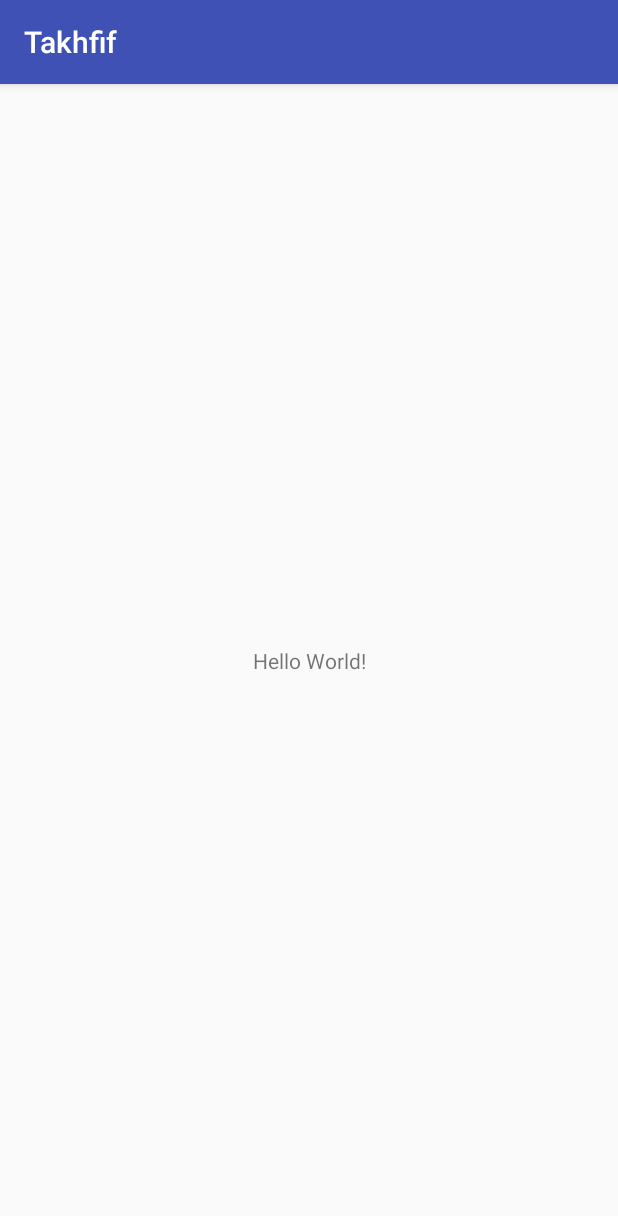
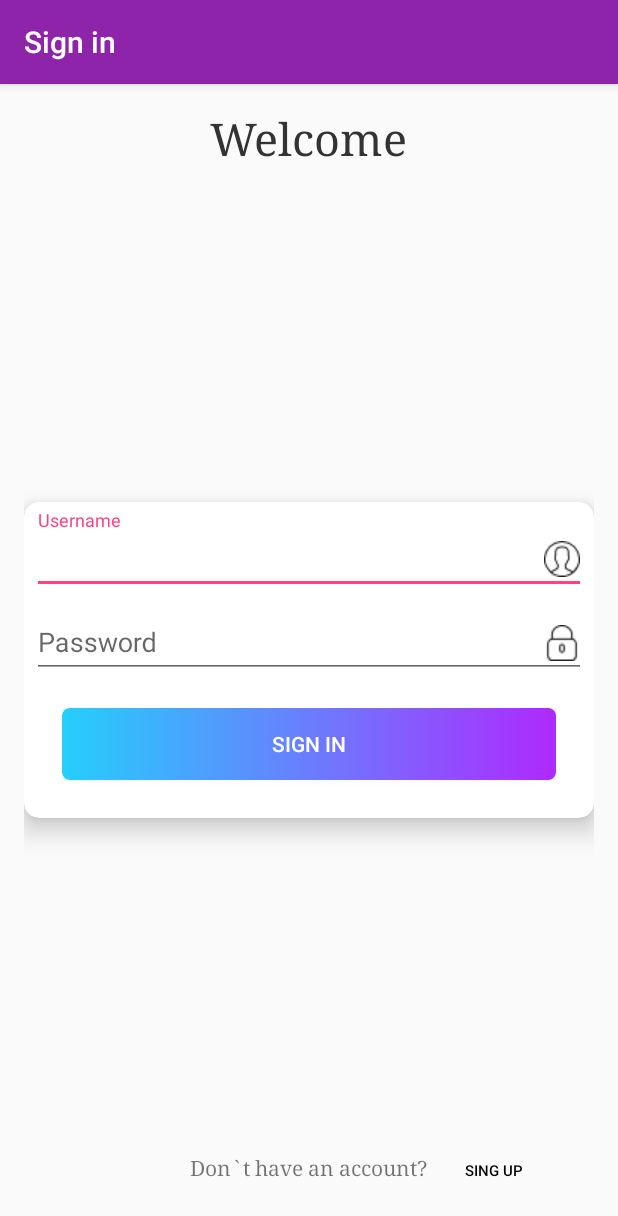
Before and after one commit to mohammad4883/Takhfif, an Android app: the screen it shows after launch (MainActivity before the commit, SignInActivity after it), on a phone screen of 412 x 824 dp. Shown: the top 1216 px of the screen. Run offline under Robolectric (Android 15) with nearby library versions, the phone set to English and light mode, and no system bars.

Commit message:
sign_in sign_up end

```diff
--- a/app/build.gradle
+++ b/app/build.gradle
@@ -19,10 +19,12 @@ android {
 }
 
 dependencies {
-    implementation fileTree(dir: 'libs', include: ['*.jar'])
+    implementation fileTree(include: ['*.jar'], dir: 'libs')
     implementation 'com.android.support:appcompat-v7:26.1.0'
     implementation 'com.android.support.constraint:constraint-layout:1.0.2'
     testImplementation 'junit:junit:4.12'
     androidTestImplementation 'com.android.support.test:runner:1.0.1'
     androidTestImplementation 'com.android.support.test.espresso:espresso-core:3.0.1'
+    implementation 'com.android.support:cardview-v7:27.0.2'
+    implementation 'com.android.support:design:27.0.2'
 }
--- a/app/src/main/AndroidManifest.xml
+++ b/app/src/main/AndroidManifest.xml
@@ -9,13 +9,15 @@
         android:roundIcon="@mipmap/ic_launcher_round"
         android:supportsRtl="true"
         android:theme="@style/AppTheme">
-        <activity android:name=".MainActivity">
+        <activity android:name=".SignInActivity">
             <intent-filter>
                 <action android:name="android.intent.action.MAIN" />
 
                 <category android:name="android.intent.category.LAUNCHER" />
             </intent-filter>
         </activity>
+        <activity android:name=".MainActivity" />
+        <activity android:name=".SignupActivity"></activity>
     </application>
 
 </manifest>
--- /dev/null
+++ b/app/src/main/java/com/maraton/mohammadmehdi/takhfif/SignInActivity.java
@@ -0,0 +1,52 @@
+package com.maraton.mohammadmehdi.takhfif;
+
+import android.content.Intent;
+import android.support.v7.app.AppCompatActivity;
+import android.os.Bundle;
+import android.view.View;
+import android.widget.Button;
+import android.widget.Toast;
+
+public class SignInActivity extends AppCompatActivity {
+
+    Button btn_signIn;
+    Button btn_signUp;
+    @Override
+    protected void onCreate(Bundle savedInstanceState) {
+        super.onCreate(savedInstanceState);
+        setContentView(R.layout.activity_signin);
+
+        setTitle("Sign in");
+
+        btn_signUp=findViewById(R.id.btn_signup);
+        btn_signIn=findViewById(R.id.btn_login);
+
+        try
+        {
+            btn_signUp.setOnClickListener(new View.OnClickListener() {
+            @Override
+            public void onClick(View v) {
+                Intent i=new Intent(getApplicationContext(),SignupActivity.class);
+                startActivity(i);
+            }
+        });
+            btn_signIn.setOnClickListener(new View.OnClickListener() {
+                @Override
+                public void onClick(View v) {
+                    Intent i=new Intent(getApplicationContext(),MainActivity.class);
+                    startActivity(i);
+                }
+            });
+        }
+        catch (Exception e)
+        {
+            Toast.makeText(getApplicationContext(),e.getMessage().toString(),Toast.LENGTH_LONG).show();
+        }
+
+
+
+
+
+
+    }
+}
--- /dev/null
+++ b/app/src/main/res/drawable/btn_background.xml
@@ -0,0 +1,14 @@
+<?xml version="1.0" encoding="utf-8"?>
+<shape
+
+    xmlns:android="http://schemas.android.com/apk/res/android">
+
+
+
+    <corners android:radius="5dp"/>
+    <gradient android:startColor="#25cffc"
+        android:centerColor="#6a7dfd"
+        android:endColor="#af29fe"
+        />
+
+</shape>
--- /dev/null
+++ b/app/src/main/res/drawable/login_background.xml
@@ -0,0 +1,7 @@
+<?xml version="1.0" encoding="utf-8"?>
+<shape
+
+    xmlns:android="http://schemas.android.com/apk/res/android">
+
+
+</shape>
--- a/app/src/main/res/layout/activity_main.xml
+++ b/app/src/main/res/layout/activity_main.xml
@@ -6,13 +6,15 @@
     android:layout_height="match_parent"
     tools:context="com.maraton.mohammadmehdi.takhfif.MainActivity">
 
-    <TextView
-        android:layout_width="wrap_content"
+    <android.support.design.widget.BottomNavigationView
+        android:id="@+id/navigation"
+        android:layout_width="0dp"
         android:layout_height="wrap_content"
-        android:text="Hello World!"
+        android:layout_marginEnd="0dp"
+        android:layout_marginStart="0dp"
+        android:background="?android:attr/windowBackground"
         app:layout_constraintBottom_toBottomOf="parent"
         app:layout_constraintLeft_toLeftOf="parent"
         app:layout_constraintRight_toRightOf="parent"
-        app:layout_constraintTop_toTopOf="parent" />
-
+        app:menu="@menu/navigation" />
 </android.support.constraint.ConstraintLayout>
--- /dev/null
+++ b/app/src/main/res/layout/activity_signin.xml
@@ -0,0 +1,99 @@
+<?xml version="1.0" encoding="utf-8"?>
+<RelativeLayout xmlns:android="http://schemas.android.com/apk/res/android"
+    xmlns:app="http://schemas.android.com/apk/res-auto"
+    xmlns:tools="http://schemas.android.com/tools"
+    android:layout_width="match_parent"
+    android:layout_height="match_parent"
+    android:background="@drawable/login_background"
+    android:padding="16dp"
+    tools:context="com.maraton.mohammadmehdi.takhfif.SignInActivity">
+
+    <TextView
+        android:layout_width="wrap_content"
+        android:layout_height="wrap_content"
+        android:layout_centerHorizontal="true"
+        android:fontFamily="serif"
+        android:text="Welcome"
+        android:textColor="#333333"
+        android:textSize="30sp" />
+
+    <android.support.v7.widget.CardView
+        android:layout_width="match_parent"
+        android:layout_height="wrap_content"
+        android:layout_centerInParent="true"
+        app:cardCornerRadius="10dp"
+        app:cardElevation="10dp"
+        android:id="@+id/cardView">
+
+        <LinearLayout
+            android:layout_width="match_parent"
+            android:layout_height="match_parent"
+            android:orientation="vertical"
+            android:padding="5dp">
+
+
+            <android.support.design.widget.TextInputLayout
+                android:id="@+id/input_layout_username"
+                android:layout_width="match_parent"
+                android:layout_height="wrap_content">
+
+                <EditText
+                    android:id="@+id/et_input_username"
+                    android:layout_width="match_parent"
+                    android:layout_height="wrap_content"
+                    android:drawableRight="@drawable/user"
+                    android:hint="Username" />
+            </android.support.design.widget.TextInputLayout>
+
+            <android.support.design.widget.TextInputLayout
+                android:id="@+id/input_layout_password"
+                android:layout_width="match_parent"
+                android:layout_height="wrap_content">
+
+                <EditText
+                    android:id="@+id/et_input_password"
+                    android:layout_width="match_parent"
+                    android:layout_height="wrap_content"
+                    android:drawableRight="@drawable/locked"
+                    android:hint="Password" />
+
+            </android.support.design.widget.TextInputLayout>
+
+            <Button
+                android:id="@+id/btn_login"
+                android:layout_width="match_parent"
+                android:layout_height="wrap_content"
+                android:layout_alignBottom="@+id/cardView"
+                android:layout_centerHorizontal="true"
+                android:layout_margin="20dp"
+                android:background="@drawable/btn_background"
+                android:text="sign in"
+                android:textColor="#ffffff" />
+        </LinearLayout>
+
+    </android.support.v7.widget.CardView>
+
+
+    <TextView
+        android:id="@+id/text_below"
+        android:layout_width="wrap_content"
+        android:layout_height="wrap_content"
+        android:layout_alignParentBottom="true"
+        android:layout_centerHorizontal="true"
+        android:layout_marginBottom="20dp"
+        android:text="Don`t have an account?"
+        android:typeface="serif" />
+
+    <Button
+        style="?android:attr/borderlessButtonStyle"
+        android:layout_width="wrap_content"
+        android:layout_height="wrap_content"
+        android:layout_alignBaseline="@+id/text_below"
+        android:layout_alignBottom="@+id/text_below"
+        android:layout_toEndOf="@+id/text_below"
+        android:layout_toRightOf="@+id/text_below"
+        android:text="sing up"
+        android:id="@+id/btn_signup"
+        android:textColor="#000000"
+        android:textSize="10sp" />
+</RelativeLayout>
--- a/app/src/main/res/values/colors.xml
+++ b/app/src/main/res/values/colors.xml
@@ -1,6 +1,6 @@
 <?xml version="1.0" encoding="utf-8"?>
 <resources>
-    <color name="colorPrimary">#3F51B5</color>
-    <color name="colorPrimaryDark">#303F9F</color>
+    <color name="colorPrimary">#8E24AA</color>
+    <color name="colorPrimaryDark">#6A1B9A</color>
     <color name="colorAccent">#FF4081</color>
 </resources>
```
Also changed, not shown: app/src/main/java/com/maraton/mohammadmehdi/takhfif/SignupActivity.java (added, +39 -0 lines), app/src/main/res/layout/activity_signup.xml (added, +113 -0 lines), app/src/main/res/menu/navigation.xml (added, +22 -0 lines), app/src/main/res/drawable/email.png (added), app/src/main/res/drawable/locked.png (added), app/src/main/res/drawable/main.png (added), app/src/main/res/drawable/user.png (added).
